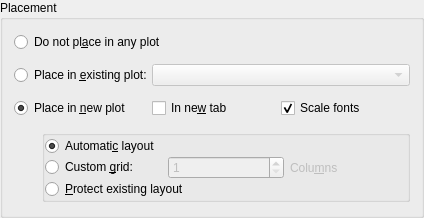
First picture: the form in src/widgets/curveplacement.ui, repository Kst-plot/kst, before the edit.
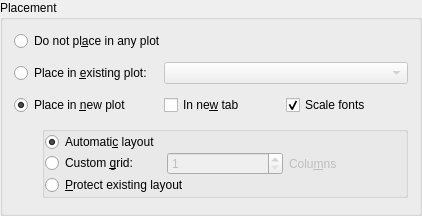
Second picture: the form after the edit.

What changed in the file:
```diff
--- a/src/widgets/curveplacement.ui
+++ b/src/widgets/curveplacement.ui
@@ -6,8 +6,8 @@
    <rect>
     <x>0</x>
     <y>0</y>
-    <width>424</width>
-    <height>218</height>
+    <width>422</width>
+    <height>216</height>
    </rect>
   </property>
   <layout class="QGridLayout" name="gridLayout_2">
@@ -67,12 +67,6 @@
         <property name="enabled">
          <bool>false</bool>
         </property>
-        <property name="sizePolicy">
-         <sizepolicy hsizetype="Preferred" vsizetype="Fixed">
-          <horstretch>1</horstretch>
-          <verstretch>0</verstretch>
-         </sizepolicy>
-        </property>
         <property name="whatsThis">
          <string>The name of the data file which will be read for this vector.</string>
         </property>
```
